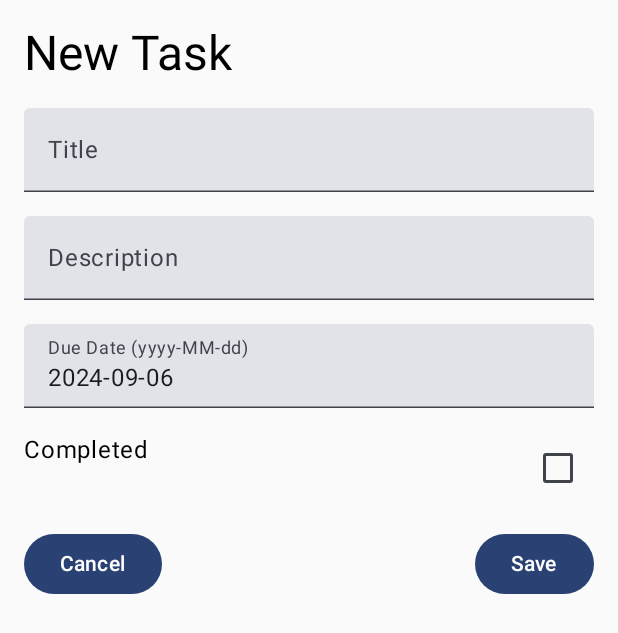
After one commit to ismailshaipov/TaskManager, an Android app built with Jetpack Compose: the TaskEditScreen screen opened through its navigation route, on a phone screen of 412 x 824 dp. The commit adds this screen. Shown: the top 633 px of the screen. Run offline under Robolectric (Android 15) with nearby library versions, the phone set to English and light mode, and no system bars; our stand-ins replace Room's generated code.

Commit message:
First app build

```diff
--- a/app/src/main/AndroidManifest.xml
+++ b/app/src/main/AndroidManifest.xml
@@ -2,7 +2,9 @@
 <manifest xmlns:android="http://schemas.android.com/apk/res/android"
     xmlns:tools="http://schemas.android.com/tools">
 
+    <uses-permission android:name="android.permission.POST_NOTIFICATIONS" />
     <application
+        android:name=".di.TaskManagerApp"
         android:allowBackup="true"
         android:dataExtractionRules="@xml/data_extraction_rules"
         android:fullBackupContent="@xml/backup_rules"
--- a/app/src/main/java/com/example/taskmanager/data/local/TaskDao.kt
+++ b/app/src/main/java/com/example/taskmanager/data/local/TaskDao.kt
@@ -5,6 +5,7 @@ import androidx.room.Delete
 import androidx.room.Insert
 import androidx.room.OnConflictStrategy
 import androidx.room.Query
+import androidx.room.Update
 import com.example.taskmanager.data.model.TaskEntity
 
 @Dao
@@ -18,6 +19,9 @@ interface TaskDao {
     @Insert(onConflict = OnConflictStrategy.REPLACE)
     suspend fun insertTask(task: TaskEntity)
 
+    @Update
+    suspend fun updateTask(task: TaskEntity)
+
     @Delete
     suspend fun deleteTask(task: TaskEntity)
 }
--- a/app/src/main/java/com/example/taskmanager/data/repository/TaskRepositoryImpl.kt
+++ b/app/src/main/java/com/example/taskmanager/data/repository/TaskRepositoryImpl.kt
@@ -2,6 +2,7 @@ package com.example.taskmanager.data.repository
 
 import com.example.taskmanager.data.local.TaskDao
 import com.example.taskmanager.data.model.TaskEntity
+import com.example.taskmanager.data.model.toEntity
 import com.example.taskmanager.domain.model.Task
 import com.example.taskmanager.domain.repository.TaskRepository
 
@@ -12,6 +13,10 @@ class TaskRepositoryImpl(private val taskDao: TaskDao) : TaskRepository {
 
     override suspend fun getTaskById(id: Int): Task? {
         return taskDao.getTaskById(id)?.toDomainModel()
+    }
+
+    override suspend fun updateTask(task: Task) {
+        taskDao.updateTask(task.toEntity()) // Преобразуем Task в TaskEntity и обновляем
     }
 
     override suspend fun insertTask(task: Task) {
--- /dev/null
+++ b/app/src/main/java/com/example/taskmanager/di/AppModule.kt
@@ -0,0 +1,45 @@
+// AppModule.kt
+package com.example.taskmanager.di
+
+import org.koin.dsl.module
+import org.koin.androidx.viewmodel.dsl.viewModel
+import androidx.room.Room
+import com.example.taskmanager.data.local.TaskDatabase
+import com.example.taskmanager.data.repository.TaskRepositoryImpl
+import com.example.taskmanager.domain.repository.TaskRepository
+import com.example.taskmanager.domain.usecase.*
+import com.example.taskmanager.presentation.viewmodel.TaskViewModel
+import org.koin.android.ext.koin.androidApplication
+import org.koin.android.ext.koin.androidContext
+
+val appModule = module {
+    // Database
+    single {
+        Room.databaseBuilder(get(), TaskDatabase::class.java, "task_database")
+            .fallbackToDestructiveMigration()
+            .build()
+    }
+
+    // DAO
+    single { get<TaskDatabase>().taskDao() }
+
+    // Repository
+    single<TaskRepository> { TaskRepositoryImpl(get()) }
+
+    // Use Cases
+    single { GetTasksUseCase(get()) }
+    single { GetTaskByIdUseCase(get()) }
+    single { AddTaskUseCase(get()) }
+    single { UpdateTaskUseCase(get()) }
+
+    // ViewModel
+    viewModel {
+        TaskViewModel(
+            get(),
+            get(),
+            get(),
+            get(),
+            get()
+        )
+    }
+}
--- a/app/src/main/java/com/example/taskmanager/domain/repository/TaskRepository.kt
+++ b/app/src/main/java/com/example/taskmanager/domain/repository/TaskRepository.kt
@@ -7,4 +7,5 @@ interface TaskRepository {
     suspend fun getTaskById(id: Int): Task?
     suspend fun insertTask(task: Task)
     suspend fun deleteTask(task: Task)
+    suspend fun updateTask(task: Task)
 }
--- /dev/null
+++ b/app/src/main/java/com/example/taskmanager/presentation/ui/navigation/Navigation.kt
@@ -0,0 +1,60 @@
+package com.example.taskmanager.presentation.ui.navigation
+
+import androidx.compose.runtime.Composable
+import androidx.navigation.NavType
+import androidx.navigation.compose.NavHost
+import androidx.navigation.compose.composable
+import androidx.navigation.compose.rememberNavController
+import androidx.navigation.navArgument
+import com.example.taskmanager.presentation.ui.screens.TaskEditScreen
+import com.example.taskmanager.presentation.ui.screens.TaskListScreen
+
+@Composable
+fun TaskManagerNavHost(){
+    val navController = rememberNavController()
+    NavHost(navController, startDestination = "taskList"){
+
+        // Экран списка задач
+        composable("taskList") {
+            TaskListScreen(
+                onTaskClick = { /* Можем раскрывать задачу на месте */ },
+                onAddTaskClick = {
+                    navController.navigate("taskEdit") // Переход на экран создания новой задачи
+                },
+                onEditTaskClick = { taskId ->
+                    navController.navigate("taskEdit/$taskId") // Переход к редактированию задачи
+                }
+            )
+        }
+
+        // Экран создания новой задачи (без taskId)
+        composable("taskEdit") {
+            TaskEditScreen(
+                taskId = null, // Здесь taskId отсутствует, так как создаётся новая задача
+                onSaveTask = {
+                    navController.popBackStack() // Возврат на экран списка задач после сохранения
+                },
+                onCancel = {
+                    navController.popBackStack() // Возврат на экран списка задач при отмене
+                }
+            )
+        }
+
+        // Экран редактирования задачи (с taskId)
+        composable(
+            "taskEdit/{taskId}", // Маршрут для редактирования задачи
+            arguments = listOf(navArgument("taskId") { type = NavType.IntType }) // taskId обязательный
+        ) { backStackEntry ->
+            val taskId = backStackEntry.arguments?.getInt("taskId") // Получаем taskId
+            TaskEditScreen(
+                taskId = taskId, // Передаём taskId для редактирования
+                onSaveTask = {
+                    navController.popBackStack() // Возврат на экран списка задач после сохранения
+                },
+                onCancel = {
+                    navController.popBackStack() // Возврат на экран списка задач при отмене
+                }
+            )
+        }
+    }
+}
--- /dev/null
+++ b/app/src/main/java/com/example/taskmanager/presentation/ui/screens/TaskEditScreen.kt
@@ -0,0 +1,141 @@
+package com.example.taskmanager.presentation.ui.screens
+
+import android.widget.Toast
+import androidx.compose.foundation.layout.*
+import androidx.compose.foundation.text.KeyboardOptions
+import androidx.compose.material3.*
+import androidx.compose.runtime.*
+import androidx.compose.ui.Modifier
+import androidx.compose.ui.text.input.KeyboardType
+import androidx.compose.ui.unit.dp
+import androidx.compose.ui.platform.LocalContext
+import com.example.taskmanager.domain.model.Task
+import com.example.taskmanager.presentation.viewmodel.TaskViewModel
+import kotlinx.coroutines.delay
+import kotlinx.coroutines.launch
+import org.koin.androidx.compose.koinViewModel
+import java.text.SimpleDateFormat
+import java.util.*
+
+@Composable
+fun TaskEditScreen(
+    taskId: Int?, // Nullable taskId для создания новой задачи (null) и редактирования (не null)
+    onSaveTask: () -> Unit, // Callback при сохранении задачи
+    onCancel: () -> Unit, // Callback при отмене
+    viewModel: TaskViewModel = koinViewModel()
+) {
+    val context = LocalContext.current
+    val coroutineScope = rememberCoroutineScope()
+
+    var task by remember { mutableStateOf(Task(0, "", "", System.currentTimeMillis(), false)) }
+    var title by remember { mutableStateOf("") }
+    var description by remember { mutableStateOf("") }
+    var dueDate by remember { mutableStateOf(System.currentTimeMillis()) }
+    var isCompleted by remember { mutableStateOf(false) }
+
+    // Загружаем задачу при редактировании
+    LaunchedEffect(taskId) {
+        taskId?.let {
+            val loadedTask = viewModel.getTaskById(it)
+            loadedTask?.let { taskData ->
+                task = taskData
+                title = taskData.title
+                description = taskData.description
+                dueDate = taskData.dueDate
+                isCompleted = taskData.isCompleted
+            }
+        }
+    }
+
+    Column(
+        modifier = Modifier
+            .fillMaxSize()
+            .padding(16.dp),
+        verticalArrangement = Arrangement.spacedBy(16.dp)
+    ) {
+        Text(
+            text = if (taskId != null) "Edit Task" else "New Task",
+            style = MaterialTheme.typography.headlineLarge
+        )
+
+        // Поле ввода заголовка
+        TextField(
+            value = title,
+            onValueChange = { title = it },
+            label = { Text("Title") },
+            modifier = Modifier.fillMaxWidth()
+        )
+
+        // Поле ввода описания
+        TextField(
+            value = description,
+            onValueChange = { description = it },
+            label = { Text("Description") },
+            modifier = Modifier.fillMaxWidth()
+        )
+
+        // Поле для ввода даты выполнения (в миллисекундах)
+        TextField(
+            value = SimpleDateFormat("yyyy-MM-dd", Locale.getDefault()).format(Date(dueDate)),
+            onValueChange = { dateString ->
+                try {
+                    val parsedDate = SimpleDateFormat("yyyy-MM-dd", Locale.getDefault()).parse(dateString)
+                    parsedDate?.let { dueDate = it.time }
+                } catch (e: Exception) {
+                    Toast.makeText(context, "Invalid date format", Toast.LENGTH_SHORT).show()
+                }
+            },
+            label = { Text("Due Date (yyyy-MM-dd)") },
+            modifier = Modifier.fillMaxWidth(),
+            keyboardOptions = KeyboardOptions(keyboardType = KeyboardType.Number)
+        )
+
+        // Чекбокс для отметки выполненности задачи
+        Row(
+            modifier = Modifier.fillMaxWidth(),
+            horizontalArrangement = Arrangement.SpaceBetween
+        ) {
+            Text("Completed")
+            Checkbox(
+                checked = isCompleted,
+                onCheckedChange = { isCompleted = it }
+            )
+        }
+
+        // Кнопки "Сохранить" и "Отмена"
+        Row(
+            modifier = Modifier.fillMaxWidth(),
+            horizontalArrangement = Arrangement.SpaceBetween
+        ) {
+            Button(onClick = onCancel) {
+                Text("Cancel")
+            }
+            Button(onClick = {
+                if (title.isNotEmpty() && description.isNotEmpty()) {
+
+                    val newTask = Task(
+                        id = task.id,
+                        title = title,
+                        description = description,
+                        dueDate = dueDate,
+                        isCompleted = isCompleted
+                    )
+
+                    coroutineScope.launch {
+                        if (taskId == null) {
+                            viewModel.addTask(newTask) // Добавление новой задачи
+                        } else {
+                            viewModel.updateTask(newTask) // Обновление существующей задачи
+                        }
+
+                        onSaveTask()
+
+                        delay(1000L) // Добавляем задержку 1 секунда перед повторным включением кнопки
+                    }
+                }
+            },) {
+                Text("Save")
+            }
+        }
+    }
+}
--- /dev/null
+++ b/app/src/main/java/com/example/taskmanager/presentation/ui/screens/TaskListScreen.kt
@@ -0,0 +1,110 @@
+package com.example.taskmanager.presentation.ui.screens
+
+import androidx.compose.foundation.clickable
+import androidx.compose.foundation.layout.*
+import androidx.compose.foundation.lazy.LazyColumn
+import androidx.compose.foundation.lazy.items
+import androidx.compose.material.icons.Icons
+import androidx.compose.material.icons.filled.Add
+import androidx.compose.material.icons.filled.Edit
+import androidx.compose.material3.*
+import androidx.compose.runtime.*
+import androidx.compose.ui.Modifier
+import androidx.compose.ui.unit.dp
+import com.example.taskmanager.domain.model.Task
+import com.example.taskmanager.presentation.viewmodel.TaskViewModel
+import org.koin.androidx.compose.koinViewModel
+
+@OptIn(ExperimentalMaterial3Api::class)
+@Composable
+fun TaskListScreen(
+    onTaskClick: (Int) -> Unit,       // Переход к детальной информации
+    onAddTaskClick: () -> Unit,       // Переход на экран создания новой задачи
+    onEditTaskClick: (Int) -> Unit,   // Переход на экран редактирования задачи
+    viewModel: TaskViewModel = koinViewModel()
+) {
+    val tasks by viewModel.tasks.collectAsState()
+
+    LaunchedEffect(Unit) {
+        viewModel.loadTasks()
+    }
+
+    Scaffold(
+        topBar = {
+            TopAppBar(title = { Text("Task Manager") })
+        },
+        floatingActionButton = {
+            FloatingActionButton(onClick = onAddTaskClick) {
+                Icon(Icons.Default.Add, contentDescription = "Add Task")
+            }
+        }
+    ) { paddingValues ->
+        TaskList(
+            tasks = tasks,
+            onTaskClick = onTaskClick,
+            onEditTaskClick = onEditTaskClick,
+            modifier = Modifier.padding(paddingValues)
+        )
+    }
+}
+
+@Composable
+fun TaskList(
+    tasks: List<Task>,
+    onTaskClick: (Int) -> Unit,
+    onEditTaskClick: (Int) -> Unit,
+    modifier: Modifier = Modifier
+) {
+    var expandedTaskId by remember { mutableStateOf<Int?>(null) }  // Храним ID раскрытой задачи
+
+    LazyColumn(modifier = modifier.fillMaxSize()) {
+        items(tasks) { task ->
+            TaskItem(
+                task = task,
+                isExpanded = task.id == expandedTaskId, // Проверяем, раскрыта ли эта задача
+                onTaskClick = { taskId ->
+                    expandedTaskId = if (expandedTaskId == taskId) null else taskId // Сворачиваем, если уже раскрыта
+                },
+                onEditTaskClick = onEditTaskClick
+            )
+            HorizontalDivider()
+        }
+    }
+}
+
+@Composable
+fun TaskItem(
+    task: Task,
+    isExpanded: Boolean, // Флаг для отображения полного описания
+    onTaskClick: (Int) -> Unit,
+    onEditTaskClick: (Int) -> Unit
+) {
+    Column(
+        modifier = Modifier
+            .fillMaxWidth()
+            .clickable { onTaskClick(task.id) }
+            .padding(16.dp)
+    ) {
+        Row(
+            modifier = Modifier.fillMaxWidth(),
+            horizontalArrangement = Arrangement.SpaceBetween
+        ) {
+            Column(modifier = Modifier.weight(1f)) {
+                Text(text = task.title, style = MaterialTheme.typography.titleSmall)
+                if (isExpanded) {
+                    Text(text = task.description, style = MaterialTheme.typography.bodyLarge)
+                }
+            }
+            IconButton(onClick = { onEditTaskClick(task.id) }) { // Кнопка для редактирования
+                Icon(Icons.Default.Edit, contentDescription = "Edit Task")
+            }
+        }
+        if (isExpanded) {
+            // Здесь можно добавить дополнительную информацию при раскрытии
+            Checkbox(
+                checked = task.isCompleted,
+                onCheckedChange = { /* Обработка изменения состояния */ }
+            )
+        }
+    }
+}
--- /dev/null
+++ b/app/src/main/res/drawable/ic_notification.xml
@@ -0,0 +1,5 @@
+<vector xmlns:android="http://schemas.android.com/apk/res/android" android:height="24dp" android:tint="#000000" android:viewportHeight="24" android:viewportWidth="24" android:width="24dp">
+
+    <path android:fillColor="@android:color/white" android:pathData="M12,22c1.1,0 2,-0.9 2,-2h-4c0,1.1 0.89,2 2,2zM18,16v-5c0,-3.07 -1.64,-5.64 -4.5,-6.32L13.5,4c0,-0.83 -0.67,-1.5 -1.5,-1.5s-1.5,0.67 -1.5,1.5v0.68C7.63,5.36 6,7.92 6,11v5l-2,2v1h16v-1l-2,-2z"/>
+
+</vector>
--- a/build.gradle.kts
+++ b/build.gradle.kts
@@ -2,4 +2,5 @@
 plugins {
     alias(libs.plugins.android.application) apply false
     alias(libs.plugins.jetbrains.kotlin.android) apply false
+    kotlin("kapt") version "1.9.0"
 }
```
Also changed, not shown: app/build.gradle.kts (+38 -7 lines), app/src/main/java/com/example/taskmanager/MainActivity.kt (+2 -33 lines), app/src/main/java/com/example/taskmanager/data/model/TaskEntity.kt (+10 -0 lines), app/src/main/java/com/example/taskmanager/data/worker/TaskReminderWorker.kt (added, +48 -0 lines), app/src/main/java/com/example/taskmanager/di/TaskManagerApp.kt (added, +19 -0 lines), app/src/main/java/com/example/taskmanager/domain/usecase/GetTaskByIdUseCase.kt (added, +10 -0 lines), app/src/main/java/com/example/taskmanager/domain/usecase/UpdateTaskUseCase.kt (added, +10 -0 lines), app/src/main/java/com/example/taskmanager/presentation/viewmodel/TaskViewModel.kt (+54 -3 lines), gradle/libs.versions.toml (+18 -0 lines).
